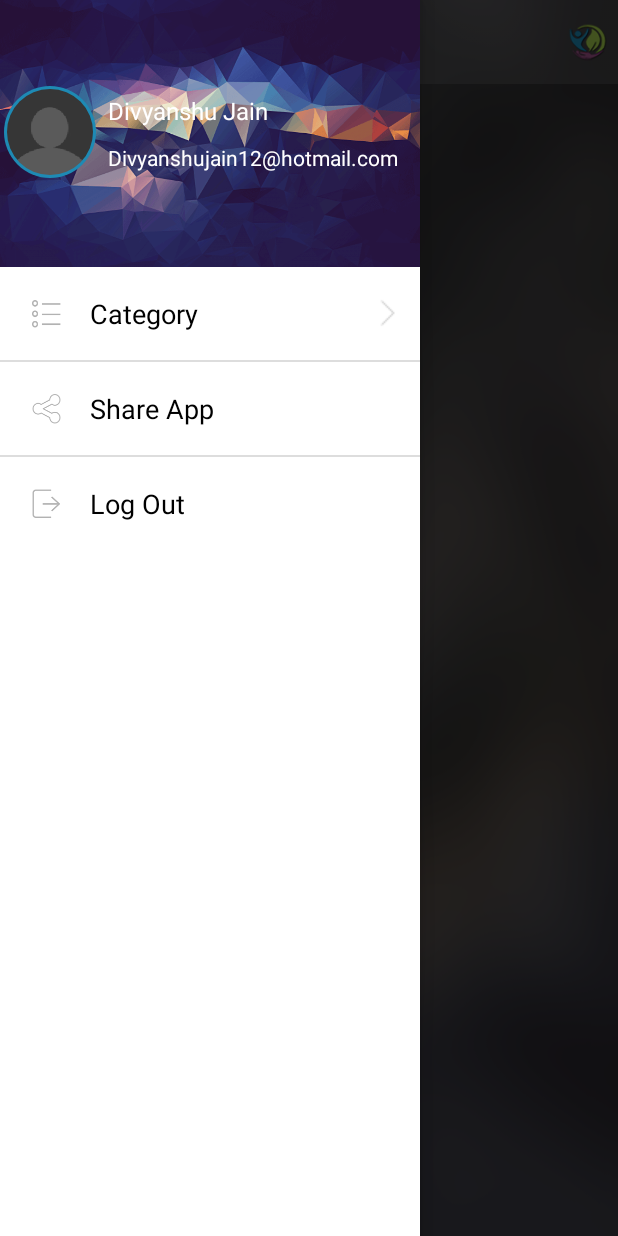
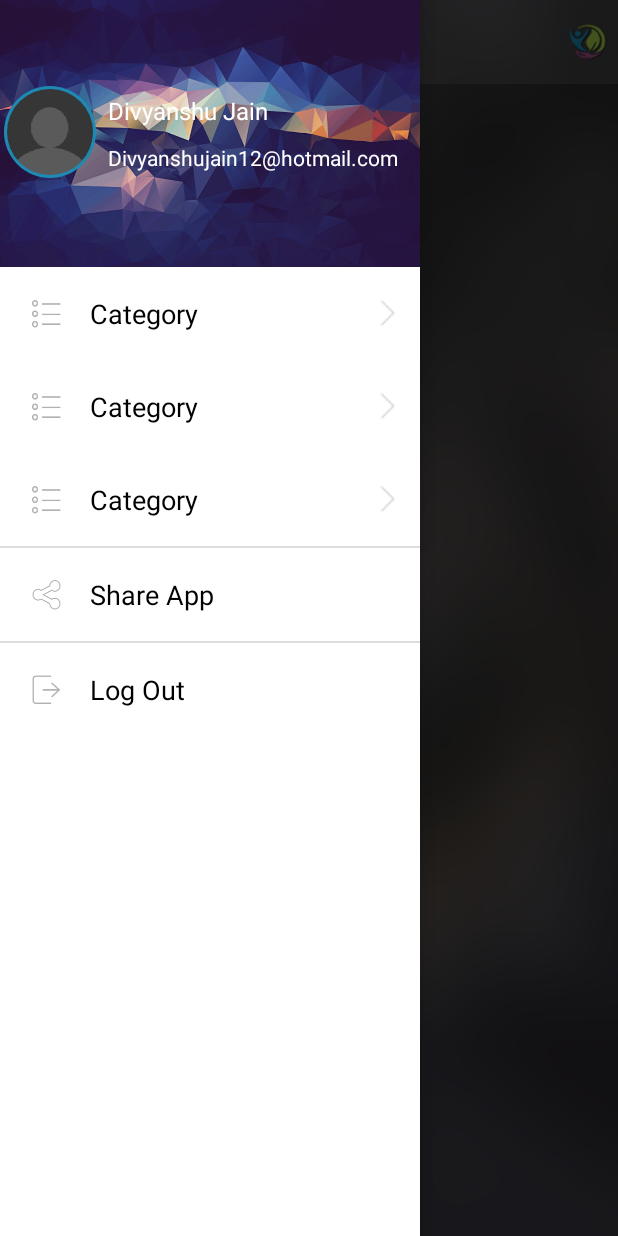
Before and after one commit to divyanshujain12/TrustOne, an Android app: the NavigationDrawerActivity screen opened directly, with no data from a screen before it, with the side drawer open, on a phone screen of 412 x 824 dp. Run offline under Robolectric (Android 15) with nearby library versions, the phone set to English and light mode, and no system bars; plain views replace TextView; 3 statements that could not run were skipped.

Commit message:
no message

```diff
--- a/app/src/main/java/com/example/deii/trustone/NavigationDrawerActivity.java
+++ b/app/src/main/java/com/example/deii/trustone/NavigationDrawerActivity.java
@@ -33,7 +33,7 @@ public class NavigationDrawerActivity extends ActionBarActivity implements Expan
 
     private DrawerLayout mDrawerLayout;
 
-    ExpandableListView expandableList;
+    ExpandableListView startHereMenu,horizonMenu,healerMenu;
     List<ExpandedMenuModel> listDataHeader;
     HashMap<ExpandedMenuModel, List<String>> listDataChild;
     Toolbar mToolbar;
@@ -62,7 +62,9 @@ public class NavigationDrawerActivity extends ActionBarActivity implements Expan
         mDrawerLayout = (DrawerLayout) findViewById(R.id.drawer_layout);
         setUpNavDrawer();
 
-        expandableList = (ExpandableListView) findViewById(R.id.navigationmenu);
+        startHereMenu = (ExpandableListView) findViewById(R.id.startHereMenu);
+        horizonMenu  = (ExpandableListView) findViewById(R.id.horizonMenu);
+        healerMenu = (ExpandableListView) findViewById(R.id.healerMenu);
         NavigationView navigationView = (NavigationView) findViewById(R.id.nav_view);
         txtName = (TextView) navigationView.findViewById(R.id.txtName);
         txtName.setText("Divyanshu Jain");
@@ -71,10 +73,20 @@ public class NavigationDrawerActivity extends ActionBarActivity implements Expan
         txtEmail.setText("DivyanshuJain12@hotmail.com");
 
         prepareListData();
-        mMenuAdapter = new ExpandableListAdapter(NavigationDrawerActivity.this, listDataHeader, listDataChild, expandableList);
+        mMenuAdapter = new ExpandableListAdapter(NavigationDrawerActivity.this, listDataHeader, listDataChild, startHereMenu);
         // setting list adapter
-        expandableList.setAdapter(mMenuAdapter);
-        expandableList.setOnChildClickListener(this);
+        startHereMenu.setAdapter(mMenuAdapter);
+        startHereMenu.setOnChildClickListener(this);
+
+        mMenuAdapter = new ExpandableListAdapter(NavigationDrawerActivity.this, listDataHeader, listDataChild, horizonMenu);
+        // setting list adapter
+        horizonMenu.setAdapter(mMenuAdapter);
+        horizonMenu.setOnChildClickListener(this);
+
+        mMenuAdapter = new ExpandableListAdapter(NavigationDrawerActivity.this, listDataHeader, listDataChild, healerMenu);
+        // setting list adapter
+        healerMenu.setAdapter(mMenuAdapter);
+        healerMenu.setOnChildClickListener(this);
     }
 
 
--- a/app/src/main/java/com/example/deii/trustone/SplashActivity.java
+++ b/app/src/main/java/com/example/deii/trustone/SplashActivity.java
@@ -48,7 +48,7 @@ public class SplashActivity extends AppCompatActivity implements RippleView.OnRi
     @Override
     public void onComplete(RippleView rippleView) {
         if(rippleView == rippleLogIn) {
-            Intent intent = new Intent(SplashActivity.this, MainActivity.class);
+            Intent intent = new Intent(SplashActivity.this, NavigationDrawerActivity.class);
             startActivity(intent);
         }else{
             Intent intent = new Intent(SplashActivity.this, SignUpActivity.class);
--- a/app/src/main/res/layout/home_fragment.xml
+++ b/app/src/main/res/layout/home_fragment.xml
@@ -1,6 +1,7 @@
 <?xml version="1.0" encoding="utf-8"?>
 <LinearLayout xmlns:android="http://schemas.android.com/apk/res/android"
-    android:orientation="vertical" android:layout_width="match_parent"
+    android:orientation="vertical"
+    android:layout_width="match_parent"
     android:layout_height="match_parent">
 
 </LinearLayout>
--- a/app/src/main/res/layout/navigation_drawer_activity.xml
+++ b/app/src/main/res/layout/navigation_drawer_activity.xml
@@ -48,6 +48,54 @@
                 android:background="#ffffff">
 
                 <ExpandableListView
+                    android:id="@+id/startHereMenu"
+                    android:layout_width="match_parent"
+                    android:layout_height="wrap_content"
+                    android:scrollbars="none"
+                    android:groupIndicator="@null"
+                    ></ExpandableListView>
+
+
+            </RelativeLayout>
+            <RelativeLayout
+                android:layout_width="match_parent"
+                android:layout_height="wrap_content"
+                android:padding="@dimen/dimValue_10"
+                android:background="#ffffff">
+
+                <ExpandableListView
+                    android:id="@+id/horizonMenu"
+                    android:layout_width="match_parent"
+                    android:layout_height="wrap_content"
+                    android:scrollbars="none"
+                    android:groupIndicator="@null"
+                    ></ExpandableListView>
+
+
+            </RelativeLayout>
+            <RelativeLayout
+                android:layout_width="match_parent"
+                android:layout_height="wrap_content"
+                android:padding="@dimen/dimValue_10"
+                android:background="#ffffff">
+
+                <ExpandableListView
+                    android:id="@+id/healerMenu"
+                    android:layout_width="match_parent"
+                    android:layout_height="wrap_content"
+                    android:scrollbars="none"
+                    android:groupIndicator="@null"
+                    ></ExpandableListView>
+
+
+            </RelativeLayout>
+           <!-- <RelativeLayout
+                android:layout_width="match_parent"
+                android:layout_height="wrap_content"
+                android:padding="@dimen/dimValue_10"
+                android:background="#ffffff">
+
+                <ExpandableListView
                     android:id="@+id/navigationmenu"
                     android:layout_width="match_parent"
                     android:layout_height="wrap_content"
@@ -56,7 +104,7 @@
                     ></ExpandableListView>
 
 
-            </RelativeLayout>
+            </RelativeLayout>-->
             <com.andexert.library.RippleView
                 android:id="@+id/rippleShare"
                 android:layout_width="match_parent"
```
Also changed, not shown: app/src/main/res/drawable-hdpi/tab_1.png (added), app/src/main/res/drawable-hdpi/tab_2.png (added), app/src/main/res/drawable-hdpi/tab_3.png (added), app/src/main/res/drawable-hdpi/tab_4.png (added), app/src/main/res/drawable-xhdpi/tab_1.png (added), app/src/main/res/drawable-xhdpi/tab_2.png (added), app/src/main/res/drawable-xhdpi/tab_3.png (added), app/src/main/res/drawable-xhdpi/tab_4.png (added), app/src/main/res/drawable-xxhdpi/tab_1.png (added), app/src/main/res/drawable-xxhdpi/tab_2.png (added), app/src/main/res/drawable-xxhdpi/tab_3.png (added), app/src/main/res/drawable-xxhdpi/tab_4.png (added), 2 other files.
